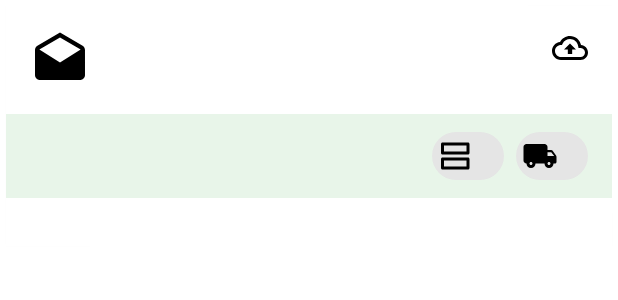
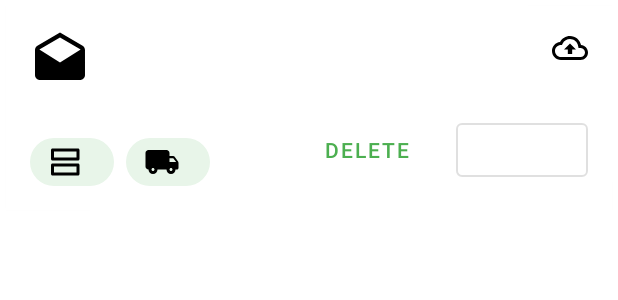
Before and after one commit to geoffreylzf/EngPengSalesorder, an Android app: the layout list_item_so_dashboard_so.xml on its own in the app's theme, with its tools: preview values and no code run, on a phone screen of 412 x 824 dp. Shown: the top 300 px of the screen. Run offline under Robolectric (Android 15) with nearby library versions, the phone set to English and light mode, and no system bars.

```diff
--- a/app/build.gradle
+++ b/app/build.gradle
@@ -34,6 +34,9 @@ dependencies {
 
     implementation 'com.tubb.smrv:swipemenu-recyclerview:5.4.7'
 
+    implementation 'org.parceler:parceler-api:1.1.11'
+    annotationProcessor 'org.parceler:parceler:1.1.11'
+
     testImplementation 'junit:junit:4.12'
     androidTestImplementation 'com.android.support.test:runner:1.0.2'
     androidTestImplementation 'com.android.support.test.espresso:espresso-core:3.0.2'
--- a/app/src/main/java/my/com/engpeng/engpengsalesorder/Global.java
+++ b/app/src/main/java/my/com/engpeng/engpengsalesorder/Global.java
@@ -45,6 +45,8 @@ public class Global {
     public static final String I_KEY_LPO = "I_KEY_LPO";
     public static final String I_KEY_REMARK = "I_KEY_REMARK";
 
+    public static final String I_KEY_SALESORDER_ENTRY = "I_KEY_SALESORDER_ENTRY";
+
     public static final String I_KEY_PRICE_GROUP_ID = "I_KEY_PRICE_GROUP_ID";
     public static final String I_KEY_PRICE_BY_WEIGHT = "I_KEY_DELIVERY_DATE";
     public static final String I_KEY_FACTOR = "I_KEY_FACTOR";
@@ -71,6 +73,7 @@ public class Global {
     public static final String DATE_TYPE_DAY = "DAY";
 
     public static final String RUNNING_CODE_SALESORDER = "S";
+    public static final String SALESORDER_YEARMONTH_FORMAT = "yyyyMM";
 
     public enum PriceMethod {
         STANDARD, CUSTOMER, SELF
--- a/app/src/main/java/my/com/engpeng/engpengsalesorder/fragment/SoDashboardFragment.java
+++ b/app/src/main/java/my/com/engpeng/engpengsalesorder/fragment/SoDashboardFragment.java
@@ -21,6 +21,8 @@ import android.view.ViewGroup;
 import android.view.animation.AccelerateDecelerateInterpolator;
 import android.view.animation.AnimationUtils;
 import android.view.animation.LayoutAnimationController;
+
+import org.parceler.Parcels;
 
 import java.util.List;
 
@@ -112,7 +114,7 @@ public class SoDashboardFragment extends Fragment {
 
                 TempSoHeadFragment tempSoHeadFragment = new TempSoHeadFragment();
                 Bundle bundle = new Bundle();
-                bundle.putParcelable(I_KEY_REVEAL_ANIMATION_SETTINGS, revealAnimationSetting);
+                bundle.putParcelable(I_KEY_REVEAL_ANIMATION_SETTINGS, Parcels.wrap(revealAnimationSetting));
                 tempSoHeadFragment.setArguments(bundle);
 
                 ((NavigationHost) getActivity()).navigateTo(tempSoHeadFragment, TempSoHeadFragment.tag, true);
--- a/app/src/main/res/layout/list_item_so_dashboard_so.xml
+++ b/app/src/main/res/layout/list_item_so_dashboard_so.xml
@@ -8,12 +8,10 @@
         style="@style/Widget.MaterialComponents.CardView"
         android:layout_width="match_parent"
         android:layout_height="wrap_content"
+        android:layout_marginBottom="16dp"
+        android:layout_marginEnd="4dp"
         android:layout_marginStart="4dp"
-        android:layout_marginEnd="4dp"
         android:layout_marginTop="4dp"
-        android:layout_marginBottom="16dp"
-        android:clickable="true"
-        android:focusable="true"
         android:foreground="?attr/selectableItemBackground"
         app:cardCornerRadius="2dp">
 
@@ -67,77 +65,56 @@
                 android:textColor="@color/colorListItemSecondaryText"
                 android:textSize="14sp" />
 
-            <RelativeLayout
-                android:id="@+id/li_rl_lpo"
-                android:layout_width="match_parent"
+            <android.support.design.chip.Chip
+                android:id="@+id/li_cp_count"
+                style="@style/Widget.MaterialComponents.Chip.Action"
+                android:layout_width="wrap_content"
+                android:layout_height="wrap_content"
+                android:layout_alignParentStart="true"
+                android:layout_below="@id/li_iv_icon"
+                android:layout_marginBottom="8dp"
+                android:layout_marginStart="16dp"
+                android:layout_marginTop="8dp"
+                app:chipBackgroundColor="@color/colorPrimaryXXXLight"
+                app:chipIcon="@drawable/ic_outline_view_agenda_24px"
+                app:iconStartPadding="8dp" />
+
+            <android.support.design.chip.Chip
+                android:id="@+id/li_cp_delivery_date"
+                style="@style/Widget.MaterialComponents.Chip.Action"
+                android:layout_width="wrap_content"
                 android:layout_height="wrap_content"
                 android:layout_below="@id/li_iv_icon"
-                android:background="@color/colorPrimaryXXXLight">
-
-                <TextView
-                    android:id="@+id/li_tv_lpo"
-                    android:layout_width="wrap_content"
-                    android:layout_height="wrap_content"
-                    android:layout_marginBottom="8dp"
-                    android:layout_marginEnd="16dp"
-                    android:layout_marginStart="16dp"
-                    android:layout_marginTop="8dp" />
-
-                <android.support.design.chip.Chip
-                    android:id="@+id/li_cp_count"
-                    style="@style/Widget.MaterialComponents.Chip.Action"
-                    android:layout_width="wrap_content"
-                    android:layout_height="wrap_content"
-                    android:layout_marginBottom="4dp"
-                    android:layout_toStartOf="@+id/li_cp_delivery_date"
-                    android:layout_marginStart="16dp"
-                    android:layout_marginTop="4dp"
-                    app:chipIcon="@drawable/ic_outline_view_agenda_24px"/>
-
-                <android.support.design.chip.Chip
-                    android:id="@+id/li_cp_delivery_date"
-                    style="@style/Widget.MaterialComponents.Chip.Action"
-                    android:layout_width="wrap_content"
-                    android:layout_height="wrap_content"
-                    android:layout_alignParentEnd="true"
-                    android:layout_marginBottom="4dp"
-                    android:layout_marginEnd="16dp"
-                    android:layout_marginStart="8dp"
-                    android:layout_marginTop="4dp"
-                    app:chipIcon="@drawable/ic_round_local_shipping_24px" />
-
-            </RelativeLayout>
-
-            <TextView
-                android:id="@+id/li_tv_remark"
-                android:layout_width="match_parent"
-                android:layout_height="16dp"
-                android:layout_below="@id/li_rl_lpo"
                 android:layout_marginBottom="8dp"
                 android:layout_marginEnd="16dp"
-                android:layout_marginStart="16dp"
+                android:layout_marginStart="8dp"
                 android:layout_marginTop="8dp"
-                android:layout_toStartOf="@+id/li_tv_create_date"
-                android:gravity="bottom"
-                android:textColor="@color/colorListItemSecondaryText"
-                android:textSize="14sp" />
+                android:layout_toEndOf="@id/li_cp_count"
+                app:chipBackgroundColor="@color/colorPrimaryXXXLight"
+                app:chipIcon="@drawable/ic_round_local_shipping_24px"
+                app:iconStartPadding="8dp" />
 
-            <TextView
-                android:id="@+id/li_tv_create_date"
+            <android.support.design.button.MaterialButton
+                android:id="@+id/li_btn_delete"
+                style="@style/Widget.MaterialComponents.Button.TextButton"
                 android:layout_width="wrap_content"
-                android:layout_height="16dp"
-                android:layout_below="@id/li_rl_lpo"
-                android:layout_marginBottom="8dp"
+                android:layout_height="wrap_content"
+                android:layout_below="@id/li_iv_icon"
+                android:layout_marginBottom="4dp"
                 android:layout_marginEnd="16dp"
-                android:layout_marginStart="16dp"
+                android:layout_toStartOf="@id/li_btn_action"
+                android:text="@string/delete" />
+
+            <android.support.design.button.MaterialButton
+                android:id="@+id/li_btn_action"
+                style="@style/Widget.MaterialComponents.Button.OutlinedButton"
+                android:layout_width="wrap_content"
+                android:layout_height="wrap_content"
                 android:layout_alignParentEnd="true"
-                android:layout_marginTop="8dp"
-                android:gravity="bottom"
-                android:textColor="@color/colorListItemSecondaryText"
-                android:textSize="14sp" />
+                android:layout_below="@id/li_iv_icon"
+                android:layout_marginBottom="4dp"
+                android:layout_marginEnd="16dp" />
 
         </RelativeLayout>
-
     </android.support.v7.widget.CardView>
-
 </FrameLayout>
--- a/app/src/main/res/values/styles.xml
+++ b/app/src/main/res/values/styles.xml
@@ -9,6 +9,7 @@
         <item name="colorAccent">@color/colorAccent</item>
         <item name="colorControlActivated">@color/colorControlActivated</item>
         <item name="android:dialogTheme">@style/AppTheme.TitleDialog</item>
+        <item name="cardViewStyle">@style/CardView</item>
     </style>
 
     <style name="AppTheme.NoActionBar" parent="AppTheme">
```
Also changed, not shown: app/src/main/java/my/com/engpeng/engpengsalesorder/adapter/SoDashboardSoAdapter.java (+12 -9 lines), app/src/main/java/my/com/engpeng/engpengsalesorder/animation/RevealAnimationSetting.java (+14 -41 lines), app/src/main/java/my/com/engpeng/engpengsalesorder/database/salesorder/SalesorderEntry.java (+8 -0 lines), app/src/main/java/my/com/engpeng/engpengsalesorder/fragment/TempSoCartFragment.java (+36 -37 lines), app/src/main/java/my/com/engpeng/engpengsalesorder/fragment/TempSoConfirmFragment.java (+34 -28 lines), app/src/main/java/my/com/engpeng/engpengsalesorder/fragment/TempSoHeadFragment.java (+15 -18 lines), app/src/main/java/my/com/engpeng/engpengsalesorder/utilities/StringUtils.java (+12 -0 lines), app/src/main/res/values/strings.xml (+13 -1 lines).
